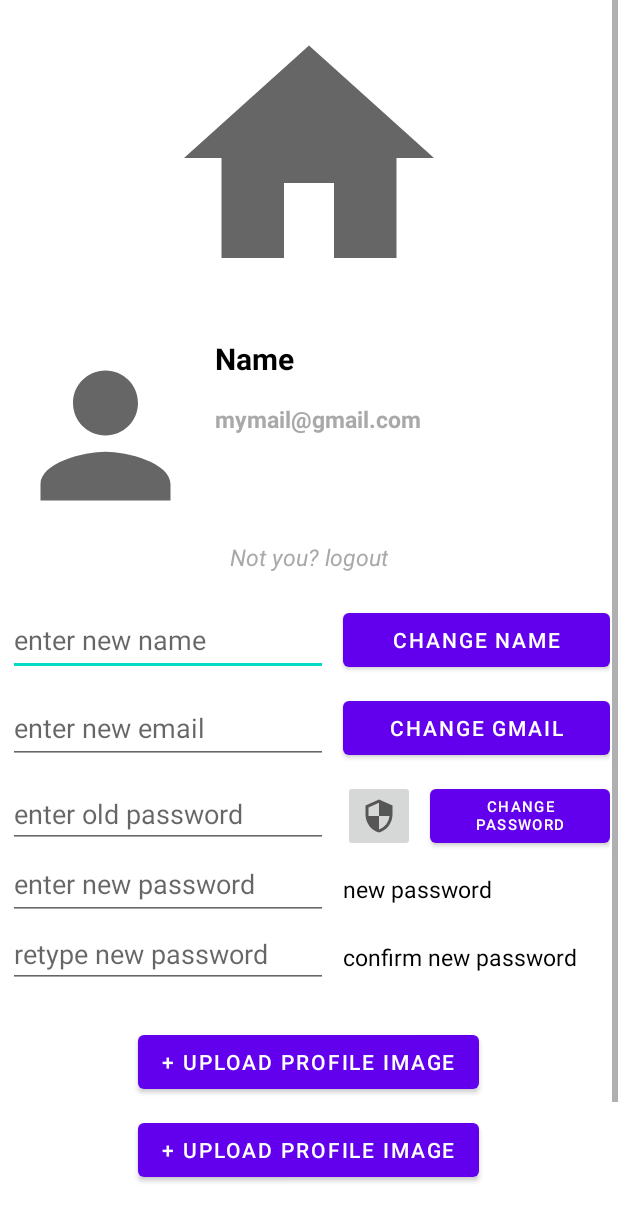
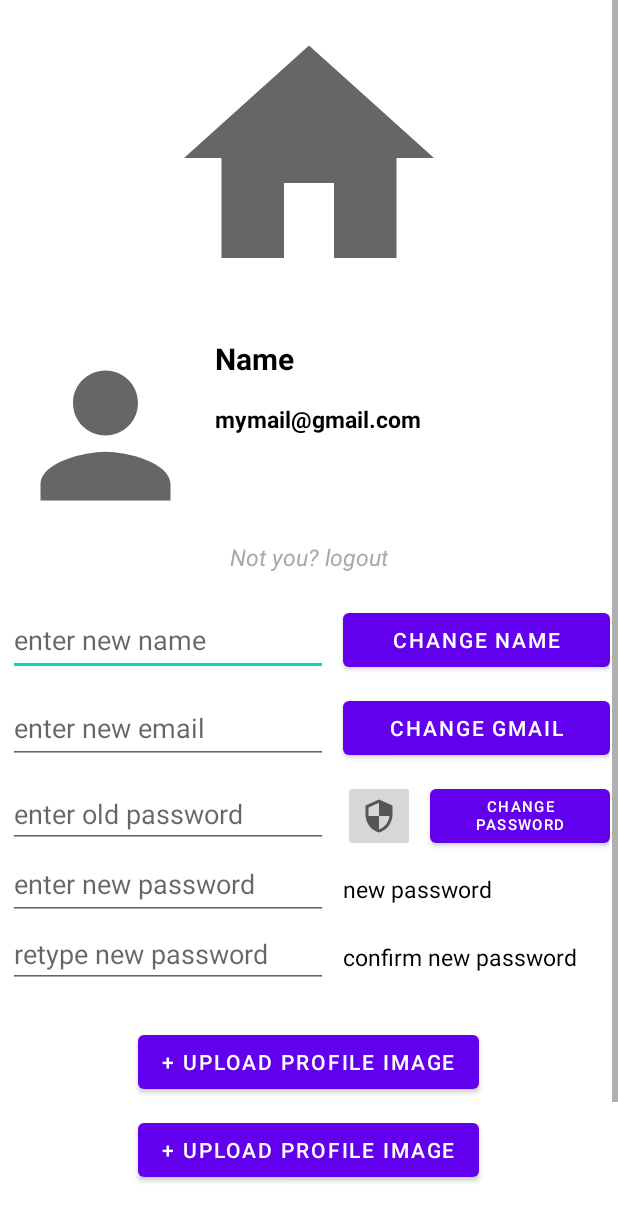
Before and after one commit to BabaYaga127/BruhFitness, an Android app: the layout fragment_setting.xml on its own in the app's theme, with its tools: preview values and no code run, on a phone screen of 412 x 824 dp. Shown: the top 1221 px of the screen. Run offline under Robolectric (Android 15) with nearby library versions, the phone set to English and light mode, and no system bars; network calls fail.

Commit message:
change text color and add primary ones

```diff
--- a/final/app/src/main/res/layout/fragment_setting.xml
+++ b/final/app/src/main/res/layout/fragment_setting.xml
@@ -41,7 +41,7 @@
                 android:layout_height="wrap_content"
                 android:layout_marginStart="8dp"
                 android:text="Name"
-                android:textColor="#000"
+                android:textColor="?android:attr/textColorPrimary"
                 android:textSize="20sp"
                 android:textStyle="bold"
                 app:layout_constraintStart_toEndOf="@+id/setting_showAvatarImg"
@@ -53,7 +53,7 @@
                 android:layout_height="wrap_content"
                 android:layout_marginTop="16dp"
                 android:text="mymail@gmail.com"
-                android:textColor="#a9a9a9"
+                android:textColor="?android:attr/textColorPrimary"
                 android:textSize="15sp"
                 android:textStyle="bold"
                 app:layout_constraintStart_toStartOf="@+id/setting_showName"
@@ -171,13 +171,13 @@
                 android:id="@+id/setting_textView1"
                 android:layout_width="wrap_content"
                 android:layout_height="wrap_content"
-                android:textColor="#000"
-                android:textSize="15sp"
+                android:layout_alignBottom="@id/setting_newPassword"
+                android:layout_marginLeft="10dp"
+                android:layout_marginBottom="10dp"
+                android:layout_toRightOf="@id/setting_newPassword"
                 android:text="new password"
-                android:layout_toRightOf="@id/setting_newPassword"
-                android:layout_alignBottom="@id/setting_newPassword"
-                android:layout_marginBottom="10dp"
-                android:layout_marginLeft="10dp"/>
+                android:textColor="?android:attr/textColorPrimary"
+                android:textSize="15sp" />
 
             <EditText
                 android:id="@+id/setting_newPassword2"
@@ -192,13 +192,13 @@
                 android:id="@+id/setting_textView2"
                 android:layout_width="wrap_content"
                 android:layout_height="wrap_content"
-                android:textColor="#000"
-                android:textSize="15sp"
+                android:layout_alignBottom="@id/setting_newPassword2"
+                android:layout_marginLeft="10dp"
+                android:layout_marginBottom="10dp"
+                android:layout_toRightOf="@id/setting_newPassword2"
                 android:text="confirm new password"
-                android:layout_toRightOf="@id/setting_newPassword2"
-                android:layout_alignBottom="@id/setting_newPassword2"
-                android:layout_marginBottom="10dp"
-                android:layout_marginLeft="10dp"/>
+                android:textColor="?android:attr/textColorPrimary"
+                android:textSize="15sp" />
 
         </RelativeLayout>
 
--- a/final/app/src/main/res/values-night/themes.xml
+++ b/final/app/src/main/res/values-night/themes.xml
@@ -12,5 +12,6 @@
         <!-- Status bar color. -->
         <item name="android:statusBarColor" tools:targetApi="l">?attr/colorPrimaryVariant</item>
         <!-- Customize your theme here. -->
+        <item name="android:textColorPrimary">@color/white</item>
     </style>
 </resources>
--- a/final/app/src/main/res/values/themes.xml
+++ b/final/app/src/main/res/values/themes.xml
@@ -12,5 +12,6 @@
         <!-- Status bar color. -->
         <item name="android:statusBarColor" tools:targetApi="l">?attr/colorPrimaryVariant</item>
         <!-- Customize your theme here. -->
+        <item name="android:textColorPrimary">@color/black</item>
     </style>
 </resources>
```
